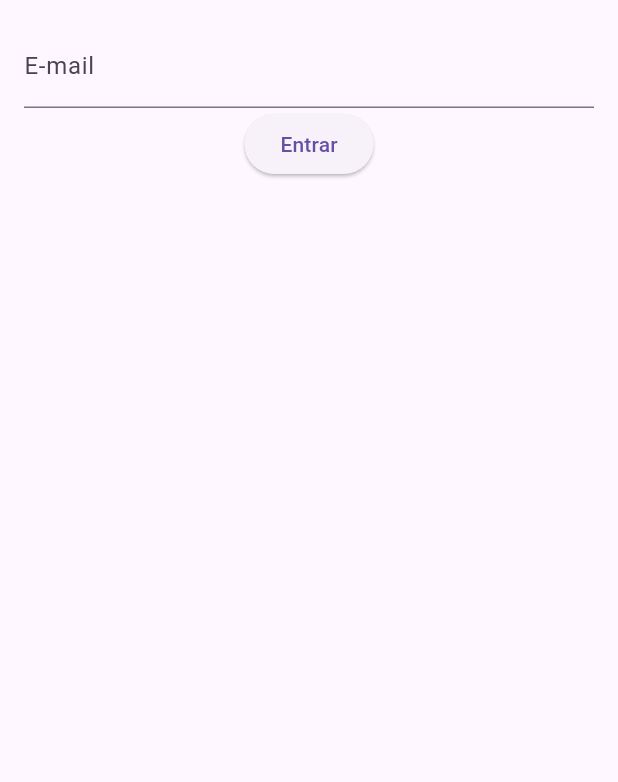
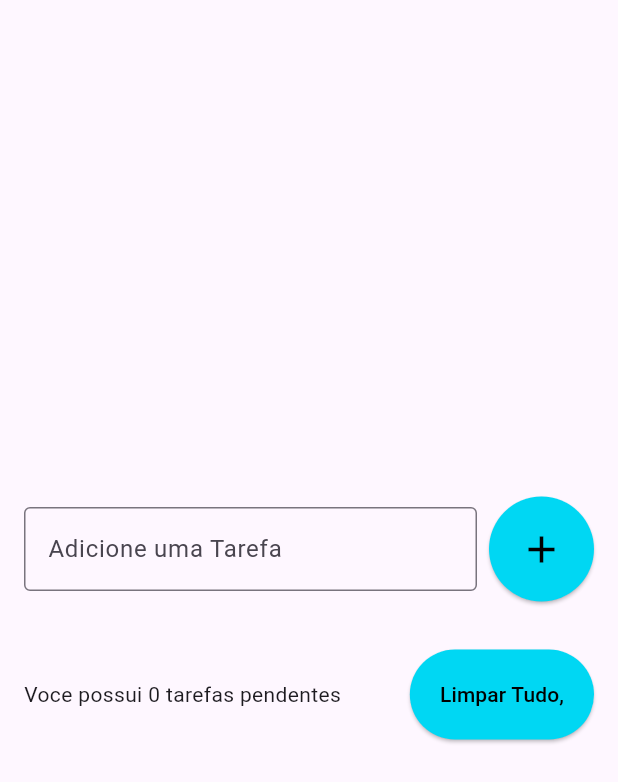
Before and after one commit to cjunior-dino/todo-list, a Flutter app: the screen it shows after launch, on a phone screen of 412 x 824 dp. Shown: the top 782 px of the screen. Run offline on Flutter 3.47's test engine with Material 3 defaults, Android fonts, the phone set to English and light mode, and no system bars; our stand-ins replace flutter_slidable.

Commit message:
feat (todo_list_page, todo_list_item, todo): Realizado o primeiro commit do codigo, implentando as funcionalidades

```diff
--- a/lib/main.dart
+++ b/lib/main.dart
@@ -11,6 +11,7 @@ class MyApp extends StatelessWidget {
   @override
   Widget build(BuildContext context) {
     return MaterialApp(
+      debugShowCheckedModeBanner: false,
       home: TodoListPAGE(),
     );
   }
--- /dev/null
+++ b/lib/models/todo.dart
@@ -0,0 +1,6 @@
+class Todo {
+  Todo({required this.title, required this.dateTime});
+
+  String title;
+  DateTime dateTime;
+}
--- a/lib/pages/todo_list_page.dart
+++ b/lib/pages/todo_list_page.dart
@@ -1,38 +1,198 @@
 import 'package:flutter/material.dart';
+import 'package:lista/models/todo.dart';
+import 'package:lista/widgets/todo_list_item.dart';
 
-class TodoListPAGE extends StatelessWidget {
+class TodoListPAGE extends StatefulWidget {
   TodoListPAGE({super.key});
 
-  final TextEditingController emailController = TextEditingController();
+  @override
+  State<TodoListPAGE> createState() => _TodoListPAGEState();
+}
+
+class _TodoListPAGEState extends State<TodoListPAGE> {
+  List<Todo> todos = [];
+  Todo? deletedTodo;
+  int? deletedTodoPos;
+
+  final TextEditingController todoController = TextEditingController();
 
   @override
   Widget build(BuildContext context) {
-    return Scaffold(
+    return SafeArea(
+      child: Scaffold(
         body: Center(
           child: Padding(
-          padding: const EdgeInsets.all(16),
+            padding: const EdgeInsets.all(
+              16,
+            ),
             child: Column(
+              mainAxisAlignment: MainAxisAlignment.center,
               children: [
-              TextField(
-                controller: emailController,
+                Row(
+                  children: [
+                    Expanded(
+                      child: TextField(
+                        controller: todoController,
                         decoration: InputDecoration(
-                  labelText: "E-mail",
+                          border: OutlineInputBorder(),
+                          labelText: 'Adicione uma Tarefa',
+                          hintText: 'Ex. Estudar Flutter,',
                         ),
                       ),
+                    ),
+                    SizedBox(
+                      width: 8,
+                    ),
                     ElevatedButton(
-                onPressed: login,
+                      onPressed: () {
+                        String text = todoController.text;
+                        setState(
+                          () {
+                            Todo newTodo = Todo(
+                              title: text,
+                              dateTime: DateTime.now(),
+                            );
+                            todos.add(newTodo);
+                          },
+                        );
+                        todoController.clear();
+                      },
+                      style: ElevatedButton.styleFrom(
+                        primary: Color(0xff00d7f3),
+                        padding: EdgeInsets.all(20),
+                      ),
+                      child: Icon(
+                        Icons.add,
+                        size: 30,
+                        color: Colors.black,
+                      ),
+                    ),
+                  ],
+                ),
+                SizedBox(
+                  height: 16,
+                ),
+                Flexible(
+                  child: ListView(
+                    shrinkWrap: true,
+                    children: [
+                      for (Todo todo in todos)
+                        TodoListItem(
+                          todo: todo,
+                          onDelete: onDelete,
+                        ),
+                    ],
+                  ),
+                ),
+                SizedBox(height: 16),
+                Row(
+                  children: [
+                    Expanded(
                       child: Text(
-                  'Entrar',
+                        'Voce possui ${todos.length} tarefas pendentes',
                       ),
+                    ),
+                    SizedBox(
+                      width: 8,
+                    ),
+                    ElevatedButton(
+                      onPressed: showDeletetodosConfirmationDialog,
+                      style: ElevatedButton.styleFrom(
+                        primary: Color(0xff00d7f3),
+                        padding: EdgeInsets.all(20),
+                      ),
+                      child: Text(
+                        'Limpar Tudo,',
+                        style: TextStyle(
+                          color: Color(0xff000000),
+                        ),
+                      ),
+                    ),
+                  ],
                 ),
               ],
             ),
           ),
         ),
+      ),
     );
   }
+
+  void onDelete(Todo todo) {
+    deletedTodo = todo;
+    deletedTodoPos = todos.indexOf(todo);
+
+    setState(() {
+      todos.remove(todo);
+    });
+
+    ScaffoldMessenger.of(context).clearSnackBars();
+    ScaffoldMessenger.of(context).showSnackBar(
+      SnackBar(
+        content: Text(
+          'Tarefa ${todo.title} foi removida com sucesso!',
+          style: TextStyle(
+            color: Color(0xff000000),
+          ),
+        ),
+        backgroundColor: Colors.white,
+        action: SnackBarAction(
+          label: 'Defazer!!',
+          textColor: Color(0xff000000),
+          backgroundColor: Color(0xff00d7f3),
+          onPressed: () {
+            setState(() {
+              todos.insert(deletedTodoPos!, deletedTodo!);
+            });
+          },
+        ),
+        duration: Duration(
+          seconds: 5,
+        ),
+      ),
+    );
   }
 
-void login() {
-  print('Entrar');
+  void showDeletetodosConfirmationDialog() {
+    showDialog(
+      context: context,
+      builder: (context) => AlertDialog(
+        title: Text('Limpar Tudo ?'),
+        content: Text(
+          'Você tem certeza que quer limpar tudo ???',
+        ),
+        actions: [
+          TextButton(
+            onPressed: () {
+              Navigator.of(context).pop();
+              deleteAllTodos();
+            },
+            child: Text(
+              'Limpar tudo',
+              style: TextStyle(
+                color: Colors.red,
+              ),
+            ),
+          ),
+          TextButton(
+            onPressed: () {
+              Navigator.of(context).pop();
+            },
+            child: Text(
+              'Cancelar',
+              style: TextStyle(
+                color: Color(0xff00d7f3),
+              ),
+            ),
+          ),
+        ],
+      ),
+    );
   }
+
+  void deleteAllTodos() {
+    setState(() {
+      todos.clear();
+    });
+  }
+}
--- a/pubspec.yaml
+++ b/pubspec.yaml
@@ -35,6 +35,8 @@ dependencies:
   # The following adds the Cupertino Icons font to your application.
   # Use with the CupertinoIcons class for iOS style icons.
   cupertino_icons: ^1.0.2
+  intl: ^0.19.0
+  flutter_slidable: ^0.6.0
 
 dev_dependencies:
   flutter_test:
```
Also changed, not shown: lib/widgets/todo_list_item.dart (added, +63 -0 lines), pubspec.lock, 1 other file. Lines whose indentation alone changed are shown as unchanged.
